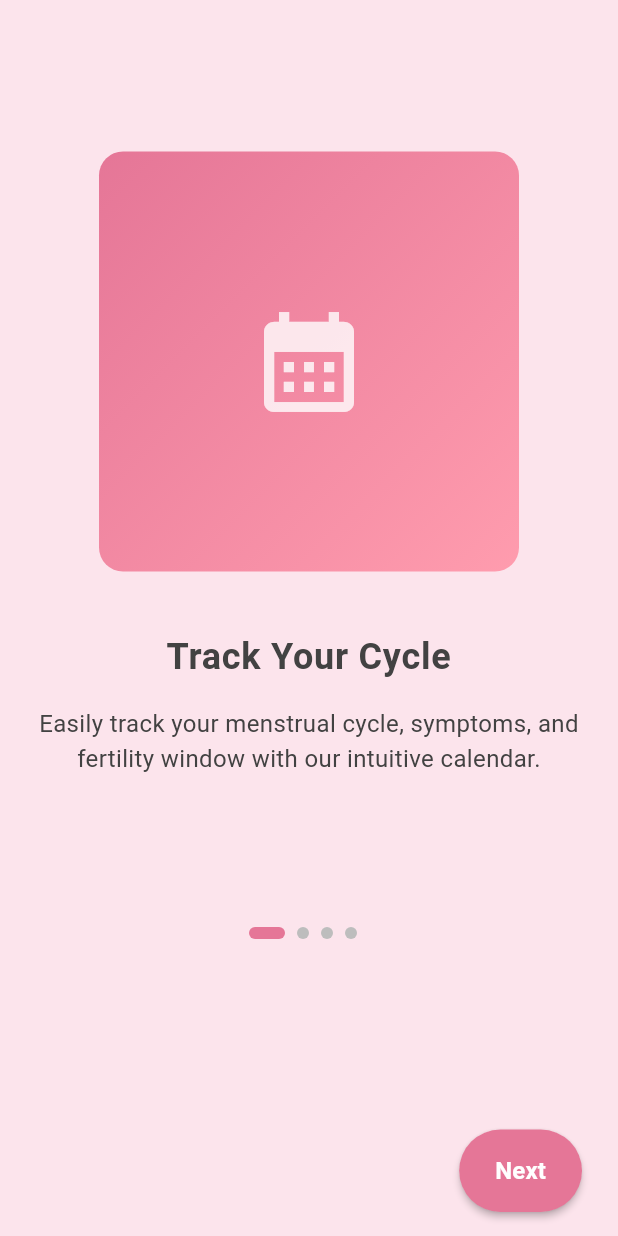
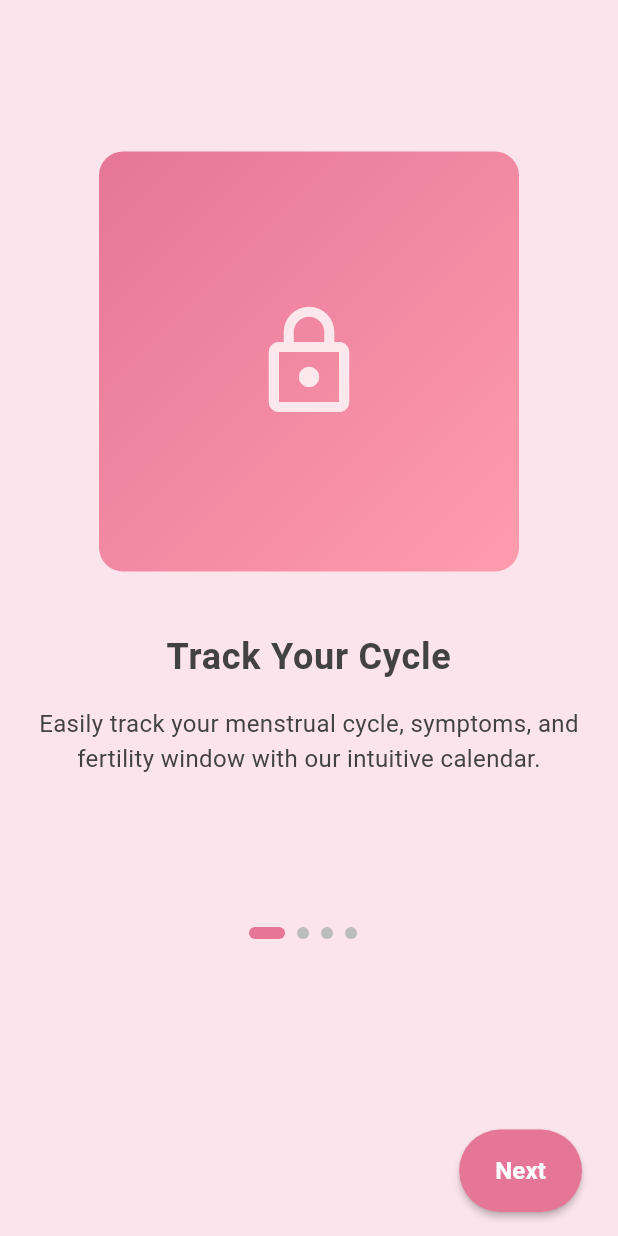
Before and after one commit to anishchwdhree/HealthTracker, a Flutter app: the screen it shows after launch, on a phone screen of 412 x 824 dp. Run offline on Flutter 3.47's test engine with Material 3 defaults, Android fonts, the phone set to English and light mode, and no system bars; our stand-ins replace shared_preferences, table_calendar.

Commit message:
updated onboardingscreen section

```diff
--- a/lib/onbordingscreen.dart
+++ b/lib/onbordingscreen.dart
@@ -197,7 +197,7 @@ class OnboardingPage extends StatelessWidget {
   IconData _getIconForIndex(int index) {
     switch (index) {
       case 0:
-        return Icons.calendar_month;
+        return Icons.lock_outline;
       case 1:
         return Icons.pregnant_woman;
       case 2:
```
